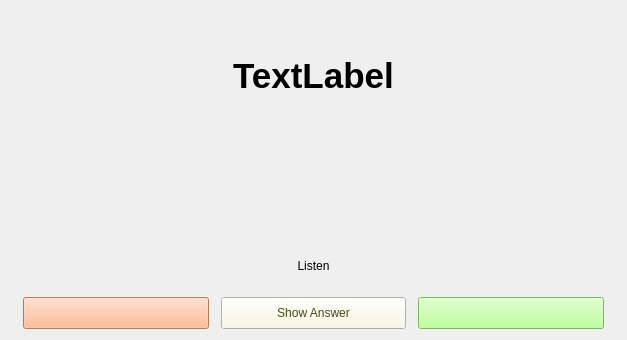
Before: the Qt Designer form Ui/pract3.ui in robinpalat/idiomindQt, drawn with Qt 5.
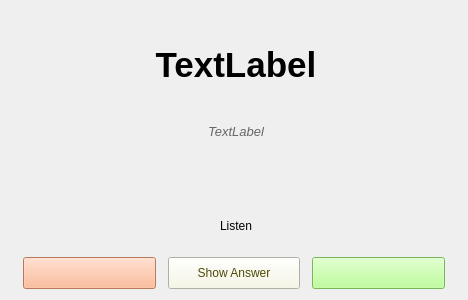
After: the same form once the commit is applied. Icons and pictures are not drawn. Custom widgets are drawn as their Qt base class.

Patch:
```diff
--- a/Ui/pract3.ui
+++ b/Ui/pract3.ui
@@ -6,10 +6,16 @@
    <rect>
     <x>0</x>
     <y>0</y>
-    <width>627</width>
-    <height>340</height>
+    <width>468</width>
+    <height>300</height>
    </rect>
   </property>
+  <property name="minimumSize">
+   <size>
+    <width>468</width>
+    <height>300</height>
+   </size>
+  </property>
   <property name="windowTitle">
    <string>Recognize Pronunciation</string>
   </property>
@@ -17,8 +23,8 @@
    <iconset resource="../res.qrc">
     <normaloff>:/Images/idiomind.png</normaloff>:/Images/idiomind.png</iconset>
   </property>
-  <layout class="QVBoxLayout" name="verticalLayout_2">
-   <item>
+  <layout class="QGridLayout" name="gridLayout">
+   <item row="0" column="0">
     <widget class="QWidget" name="widget" native="true">
      <property name="sizePolicy">
       <sizepolicy hsizetype="Expanding" vsizetype="Expanding">
@@ -34,6 +40,31 @@
      </property>
      <layout class="QVBoxLayout" name="verticalLayout">
       <item>
+       <widget class="QWidget" name="widget_2" native="true">
+        <property name="minimumSize">
+         <size>
+          <width>0</width>
+          <height>150</height>
+         </size>
+        </property>
+        <layout class="QVBoxLayout" name="verticalLayout_3">
+         <item>
+          <spacer name="verticalSpacer_2">
+           <property name="orientation">
+            <enum>Qt::Vertical</enum>
+           </property>
+           <property name="sizeType">
+            <enum>QSizePolicy::Preferred</enum>
+           </property>
+           <property name="sizeHint" stdset="0">
+            <size>
+             <width>20</width>
+             <height>6</height>
+            </size>
+           </property>
+          </spacer>
+         </item>
+         <item>
        <widget class="ClickableLabel" name="label_trgt">
         <property name="font">
          <font>
@@ -54,46 +85,31 @@
        </widget>
       </item>
       <item>
-       <layout class="QHBoxLayout" name="horizontalLayout_2">
-        <property name="topMargin">
-         <number>6</number>
-        </property>
-        <property name="bottomMargin">
-         <number>6</number>
-        </property>
-        <item>
-         <spacer name="horizontalSpacer_3">
-          <property name="orientation">
-           <enum>Qt::Horizontal</enum>
-          </property>
-          <property name="sizeType">
-           <enum>QSizePolicy::Minimum</enum>
-          </property>
-          <property name="sizeHint" stdset="0">
-           <size>
-            <width>40</width>
-            <height>20</height>
-           </size>
-          </property>
-         </spacer>
-        </item>
-        <item>
-         <spacer name="horizontalSpacer_2">
-          <property name="orientation">
-           <enum>Qt::Horizontal</enum>
-          </property>
-          <property name="sizeType">
-           <enum>QSizePolicy::Minimum</enum>
-          </property>
-          <property name="sizeHint" stdset="0">
-           <size>
-            <width>40</width>
-            <height>20</height>
-           </size>
-          </property>
-         </spacer>
-        </item>
-       </layout>
+          <widget class="ClickableLabel" name="label_srce">
+           <property name="font">
+            <font>
+             <pointsize>10</pointsize>
+             <weight>50</weight>
+             <italic>true</italic>
+             <bold>false</bold>
+            </font>
+           </property>
+           <property name="cursor">
+            <cursorShape>PointingHandCursor</cursorShape>
+           </property>
+           <property name="styleSheet">
+            <string notr="true">color: rgb(102, 102, 102);</string>
+           </property>
+           <property name="text">
+            <string>TextLabel</string>
+           </property>
+           <property name="alignment">
+            <set>Qt::AlignCenter</set>
+           </property>
+          </widget>
+         </item>
+        </layout>
+       </widget>
       </item>
       <item>
        <spacer name="verticalSpacer">
@@ -130,7 +146,7 @@
      </layout>
     </widget>
    </item>
-   <item>
+   <item row="1" column="0">
     <layout class="QHBoxLayout" name="horizontalLayout">
      <property name="spacing">
       <number>12</number>
```
Left out of the diff: 2 changed lines with no effect on the pictures. Lines whose indentation alone changed are shown as unchanged.
